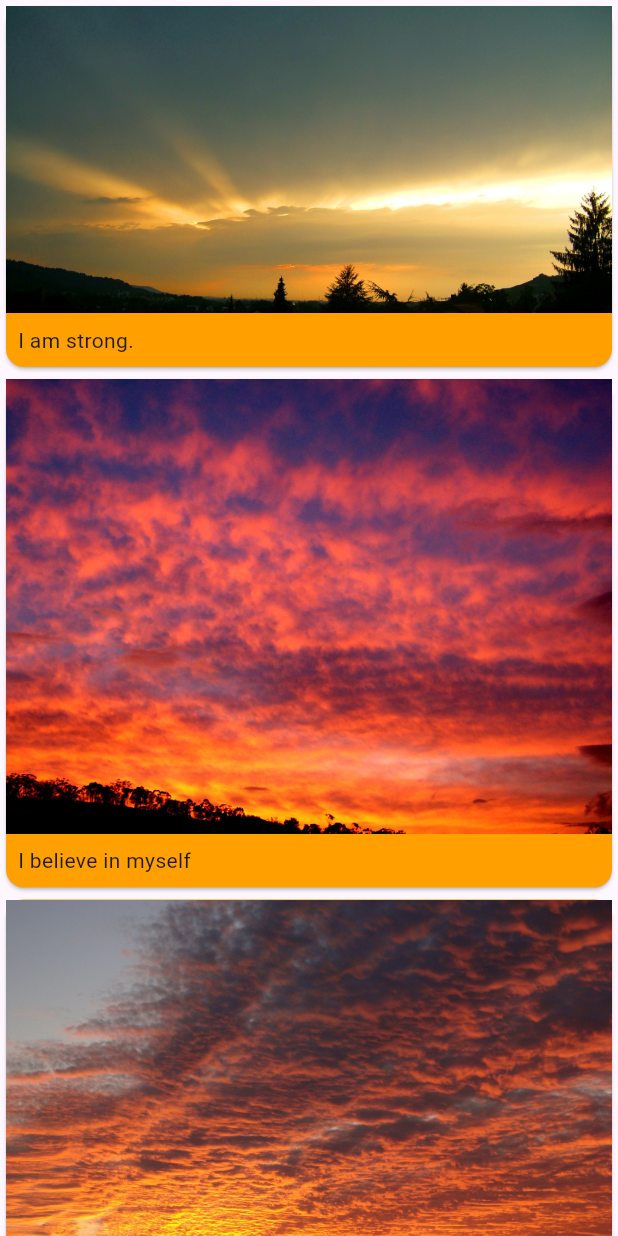
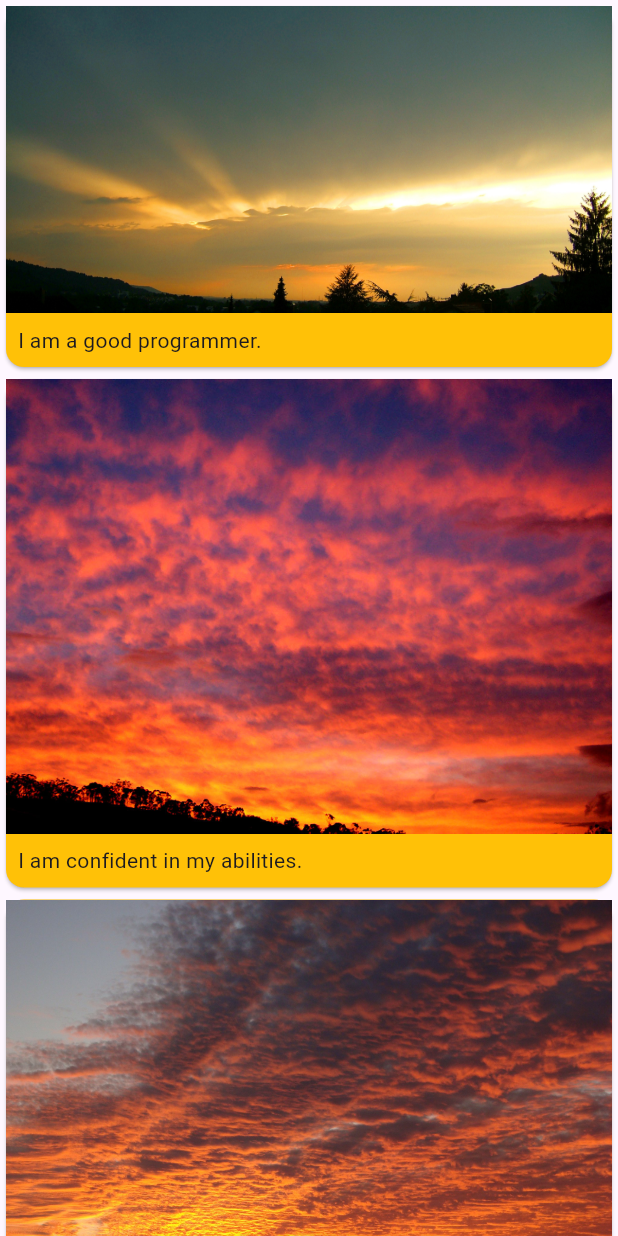
Before and after one commit to SincerelyAlex/Scrolling-List-Affirmations-Lab-Assignment, a Flutter app: the screen it shows after launch, on a phone screen of 412 x 824 dp. Run offline on Flutter 3.47's test engine with Material 3 defaults, Android fonts, the phone set to English and light mode, and no system bars.

Commit message:
Changed quotes to be more programmer-oriented

```diff
--- a/lib/main.dart
+++ b/lib/main.dart
@@ -12,23 +12,23 @@ class Affirmation {
 
 List<Affirmation> affirmationsList = [
   Affirmation(
-    affirmationText: 'I am strong.',
+    affirmationText: 'I am a good programmer.',
     imagePath: 'assets/images/god_rays.jpg',
   ),
   Affirmation(
-    affirmationText: 'I believe in myself',
+    affirmationText: 'I am confident in my abilities.',
     imagePath: 'assets/images/Crimson_sunset.jpg',
   ),
   Affirmation(
-    affirmationText: 'Each day is a new opportunity to grow and be a better version of myself.',
+    affirmationText: 'I am constantly curious and willing to learn.',
     imagePath: 'assets/images/Florida_sunset.jpg',
   ),
   Affirmation(
-    affirmationText: 'I am capable of achieving my goals.',
+    affirmationText: 'I can perservere through all challenges.',
     imagePath: 'assets/images/orange_and_blue.jpg',
   ),
   Affirmation(
-    affirmationText: 'I am grateful for the positive things in my life.',
+    affirmationText: 'I am open-minded and respectful to my peers.',
     imagePath: 'assets/images/Sunset_in_idaho.jpg',
   ),
 ];
@@ -49,7 +49,7 @@ class MainApp extends StatelessWidget {
           itemCount: affirmationsList.length,
           itemBuilder: (BuildContext context, int index) {
             return Card(
-              color: Colors.amber[700],
+              color: Colors.amber[500],
               child: Column(
                 crossAxisAlignment: CrossAxisAlignment.start,
                 children: [
```
